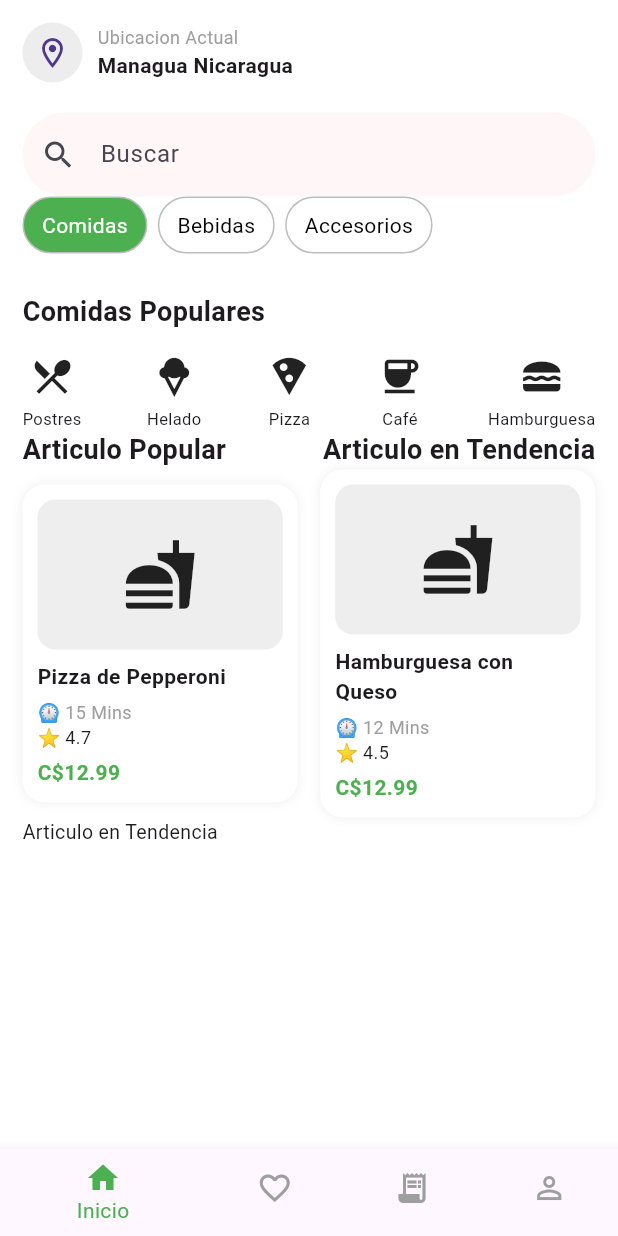
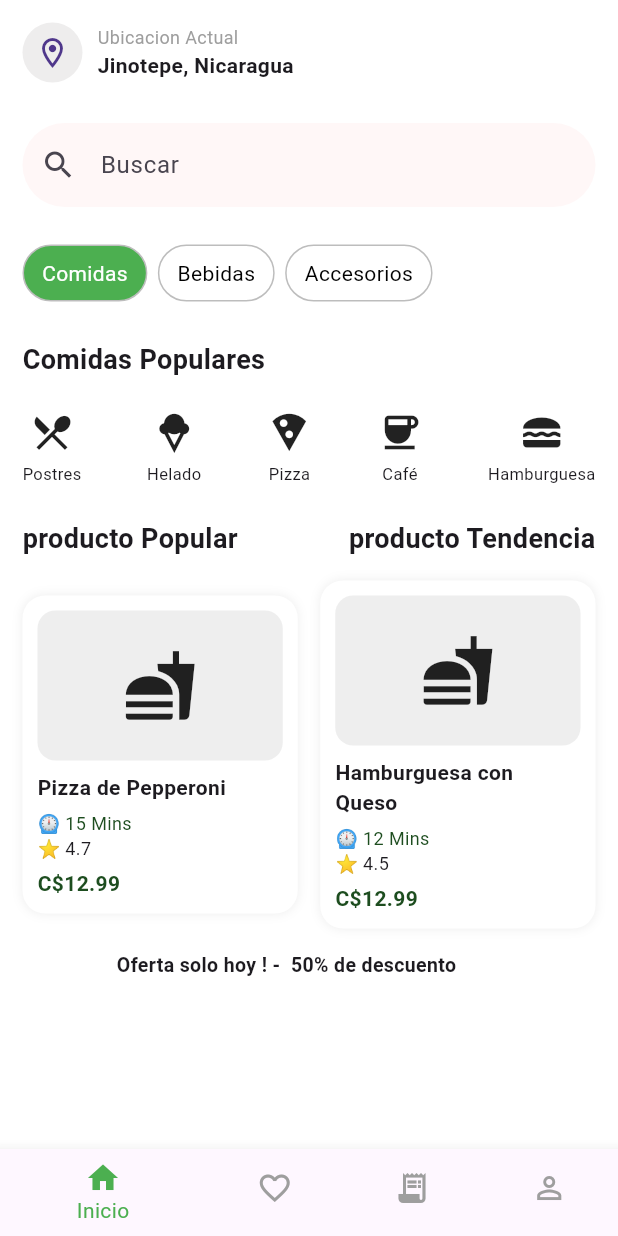
Before and after one commit to jabrielthj07-DJ/App_Duplicated_Screen, a Flutter app: the screen it shows after launch, on a phone screen of 412 x 824 dp. Run offline on Flutter 3.47's test engine with Material 3 defaults, Android fonts, the phone set to English and light mode, and no system bars.

Commit message:
style (ui): Dandole orden a todo el contenido en la interfaz

```diff
--- a/lib/main.dart
+++ b/lib/main.dart
@@ -45,7 +45,7 @@ class HomeScreen extends StatelessWidget {
                       ),
 
                       Text(
-                        "Managua Nicaragua",
+                        "Jinotepe, Nicaragua",
                         style: TextStyle(
                           fontWeight: FontWeight.bold,
                         ),
@@ -55,7 +55,7 @@ class HomeScreen extends StatelessWidget {
                 ],
               ),
 
-              const SizedBox(height: 20),
+              const SizedBox(height: 27),
 
               // Buscador
               TextField(
@@ -71,6 +71,8 @@ class HomeScreen extends StatelessWidget {
                   ),
                 ),
               ),
+
+                const SizedBox(height: 25),
                 Row(
                 children: [
                   _category("Comidas", true), // _category es un metodo que tenemos abajo de categorias
@@ -89,7 +91,7 @@ class HomeScreen extends StatelessWidget {
                 ),
               ),
 
-              const SizedBox(height: 15),
+              const SizedBox(height: 20),
 
                             // Tipos de comida
               Row(
@@ -102,12 +104,15 @@ class HomeScreen extends StatelessWidget {
                   _foodIcon(Icons.lunch_dining, "Hamburguesa"),
                 ],
               ),
+  const SizedBox(height: 22),
 
                             Row(
                 mainAxisAlignment: MainAxisAlignment.spaceBetween,
+
                 children: [
+
                   const Text(
-                    "Articulo Popular",
+                    "producto Popular",
                     style: TextStyle(
                       fontSize: 18,
                       fontWeight: FontWeight.bold,
@@ -115,8 +120,9 @@ class HomeScreen extends StatelessWidget {
                   ),
 
                   const Text(
-                    "Articulo en Tendencia",
+                  "producto Tendencia",
                     style: TextStyle(
+
                       fontSize: 18,
                       fontWeight: FontWeight.bold,
                     ),
@@ -124,6 +130,7 @@ class HomeScreen extends StatelessWidget {
                 ],
               ),
 
+  const SizedBox(height: 15),
 // Tarjetas productos o comidas
               Row(
                 children: [
@@ -147,11 +154,13 @@ class HomeScreen extends StatelessWidget {
                 ],
               ),
 
+              const SizedBox(height: 15),
 
                   const Text(
-                    "Articulo en Tendencia",
+                    "                  Oferta solo hoy ! -  50% de descuento",
                     style: TextStyle(
                       fontSize: 13,
+                      fontWeight: FontWeight.bold,
                     ),
                   ),
 
@@ -296,7 +305,7 @@ class HomeScreen extends StatelessWidget {
           Text(
             "⏲ $time",
             style: const TextStyle(
-              color: Colors.grey,
+              color: Color.fromARGB(255, 29, 77, 31),
               fontSize: 12,
             ),
           ),
@@ -313,7 +322,7 @@ class HomeScreen extends StatelessWidget {
           const Text(
             "\C\$12.99",
             style: TextStyle(
-              color: Colors.green,
+              color: Color.fromARGB(255, 29, 77, 31),
               fontWeight: FontWeight.bold,
             ),
           ),
```
